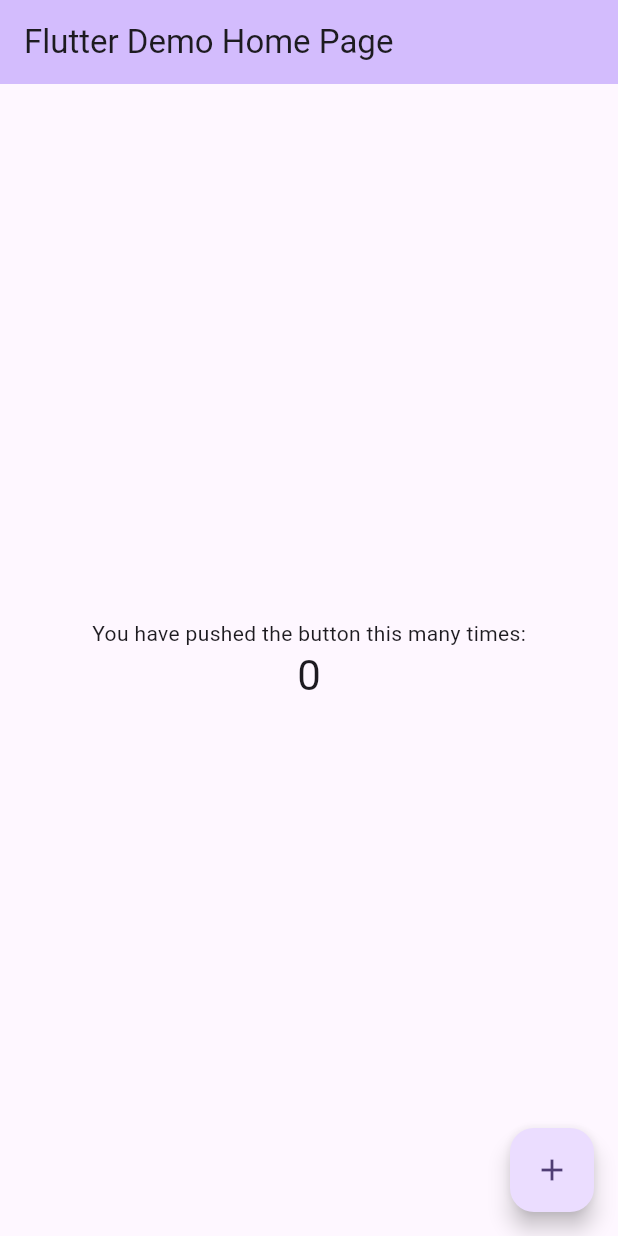
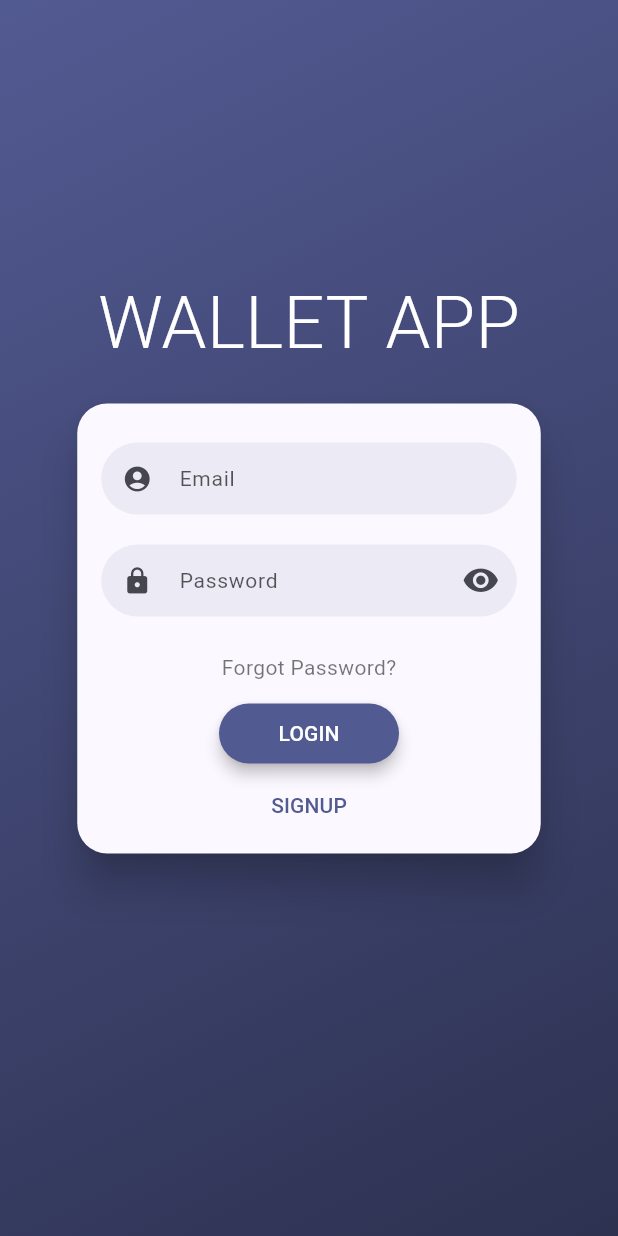
Before and after one commit to b8upq/WalletMovil, a Flutter app: the screen it shows after launch, on a phone screen of 412 x 824 dp. Run offline on Flutter 3.47's test engine with Material 3 defaults, Android fonts, the phone set to English and light mode, and no system bars; drawn by our look-alikes of flutter_login.

Commit message:
Se creo un login con registro totalmente responsivo

```diff
--- /dev/null
+++ b/lib/login.dart
@@ -0,0 +1,60 @@
+import 'package:flutter/material.dart';
+import 'package:flutter_login/flutter_login.dart';
+import 'dashboard_screen.dart';
+
+const users =  {
+  'dribbble@gmail.com': '12345',
+  'hunter@gmail.com': 'hunter',
+};
+
+class LoginScreen extends StatelessWidget {
+  const LoginScreen({super.key});
+
+  Duration get loginTime => const Duration(milliseconds: 2250);
+
+  Future<String?> _authUser(LoginData data) {
+    debugPrint('Name: ${data.name}, Password: ${data.password}');
+    return Future.delayed(loginTime).then((_) {
+      if (!users.containsKey(data.name)) {
+        return 'User not exists';
+      }
+      if (users[data.name] != data.password) {
+        return 'Password does not match';
+      }
+      return null;
+    });
+  }
+
+  Future<String?> _signupUser(SignupData data) {
+    debugPrint('Signup Name: ${data.name}, Password: ${data.password}');
+    return Future.delayed(loginTime).then((_) {
+      return null;
+    });
+  }
+
+  Future<String> _recoverPassword(String name) {
+    debugPrint('Name: $name');
+    return Future.delayed(loginTime).then((_) {
+      if (!users.containsKey(name)) {
+        return 'User not exists';
+      }
+      return '';
+    });
+  }
+
+  @override
+  Widget build(BuildContext context) {
+    return FlutterLogin(
+      title: 'WALLET APP',
+      // logo: const AssetImage('assets/images/ecorp-lightblue.png'),
+      onLogin: _authUser,
+      onSignup: _signupUser,
+      onSubmitAnimationCompleted: () {
+        Navigator.of(context).pushReplacement(MaterialPageRoute(
+          builder: (context) => const DashboardScreen(),
+        ));
+      },
+      onRecoverPassword: _recoverPassword,
+    );
+  }
+}
--- a/lib/main.dart
+++ b/lib/main.dart
@@ -1,125 +1,22 @@
 import 'package:flutter/material.dart';
+import 'login.dart';
 
 void main() {
   runApp(const MyApp());
 }
 
 class MyApp extends StatelessWidget {
-  const MyApp({super.key});
+  const MyApp({Key? key}) : super(key: key);
 
-  // This widget is the root of your application.
   @override
   Widget build(BuildContext context) {
     return MaterialApp(
       title: 'Flutter Demo',
       theme: ThemeData(
-        // This is the theme of your application.
-        //
-        // TRY THIS: Try running your application with "flutter run". You'll see
-        // the application has a purple toolbar. Then, without quitting the app,
-        // try changing the seedColor in the colorScheme below to Colors.green
-        // and then invoke "hot reload" (save your changes or press the "hot
-        // reload" button in a Flutter-supported IDE, or press "r" if you used
-        // the command line to start the app).
-        //
-        // Notice that the counter didn't reset back to zero; the application
-        // state is not lost during the reload. To reset the state, use hot
-        // restart instead.
-        //
-        // This works for code too, not just values: Most code changes can be
-        // tested with just a hot reload.
-        colorScheme: ColorScheme.fromSeed(seedColor: Colors.deepPurple),
-        useMaterial3: true,
+        colorScheme: ColorScheme.fromSeed(seedColor: Color.fromARGB(255, 52, 80, 236)),
+        // Aquí puedes ajustar cualquier otro tema según sea necesario
       ),
-      home: const MyHomePage(title: 'Flutter Demo Home Page'),
+      home: LoginScreen(),
     );
   }
 }
-
-class MyHomePage extends StatefulWidget {
-  const MyHomePage({super.key, required this.title});
-
-  // This widget is the home page of your application. It is stateful, meaning
-  // that it has a State object (defined below) that contains fields that affect
-  // how it looks.
-
-  // This class is the configuration for the state. It holds the values (in this
-  // case the title) provided by the parent (in this case the App widget) and
-  // used by the build method of the State. Fields in a Widget subclass are
-  // always marked "final".
-
-  final String title;
-
-  @override
-  State<MyHomePage> createState() => _MyHomePageState();
-}
-
-class _MyHomePageState extends State<MyHomePage> {
-  int _counter = 0;
-
-  void _incrementCounter() {
-    setState(() {
-      // This call to setState tells the Flutter framework that something has
-      // changed in this State, which causes it to rerun the build method below
-      // so that the display can reflect the updated values. If we changed
-      // _counter without calling setState(), then the build method would not be
-      // called again, and so nothing would appear to happen.
-      _counter++;
-    });
-  }
-
-  @override
-  Widget build(BuildContext context) {
-    // This method is rerun every time setState is called, for instance as done
-    // by the _incrementCounter method above.
-    //
-    // The Flutter framework has been optimized to make rerunning build methods
-    // fast, so that you can just rebuild anything that needs updating rather
-    // than having to individually change instances of widgets.
-    return Scaffold(
-      appBar: AppBar(
-        // TRY THIS: Try changing the color here to a specific color (to
-        // Colors.amber, perhaps?) and trigger a hot reload to see the AppBar
-        // change color while the other colors stay the same.
-        backgroundColor: Theme.of(context).colorScheme.inversePrimary,
-        // Here we take the value from the MyHomePage object that was created by
-        // the App.build method, and use it to set our appbar title.
-        title: Text(widget.title),
-      ),
-      body: Center(
-        // Center is a layout widget. It takes a single child and positions it
-        // in the middle of the parent.
-        child: Column(
-          // Column is also a layout widget. It takes a list of children and
-          // arranges them vertically. By default, it sizes itself to fit its
-          // children horizontally, and tries to be as tall as its parent.
-          //
-          // Column has various properties to control how it sizes itself and
-          // how it positions its children. Here we use mainAxisAlignment to
-          // center the children vertically; the main axis here is the vertical
-          // axis because Columns are vertical (the cross axis would be
-          // horizontal).
-          //
-          // TRY THIS: Invoke "debug painting" (choose the "Toggle Debug Paint"
-          // action in the IDE, or press "p" in the console), to see the
-          // wireframe for each widget.
-          mainAxisAlignment: MainAxisAlignment.center,
-          children: <Widget>[
-            const Text(
-              'You have pushed the button this many times:',
-            ),
-            Text(
-              '$_counter',
-              style: Theme.of(context).textTheme.headlineMedium,
-            ),
-          ],
-        ),
-      ),
-      floatingActionButton: FloatingActionButton(
-        onPressed: _incrementCounter,
-        tooltip: 'Increment',
-        child: const Icon(Icons.add),
-      ), // This trailing comma makes auto-formatting nicer for build methods.
-    );
-  }
-}
--- a/pubspec.yaml
+++ b/pubspec.yaml
@@ -35,6 +35,7 @@
   # The following adds the Cupertino Icons font to your application.
   # Use with the CupertinoIcons class for iOS style icons.
   cupertino_icons: ^1.0.6
+  flutter_login: ^5.0.0
 
 dev_dependencies:
   flutter_test:
```
Also changed, not shown: lib/dashboard_screen.dart (added, +17 -0 lines), lib/images/wallet.png (added), pubspec.lock, 5 other files.
